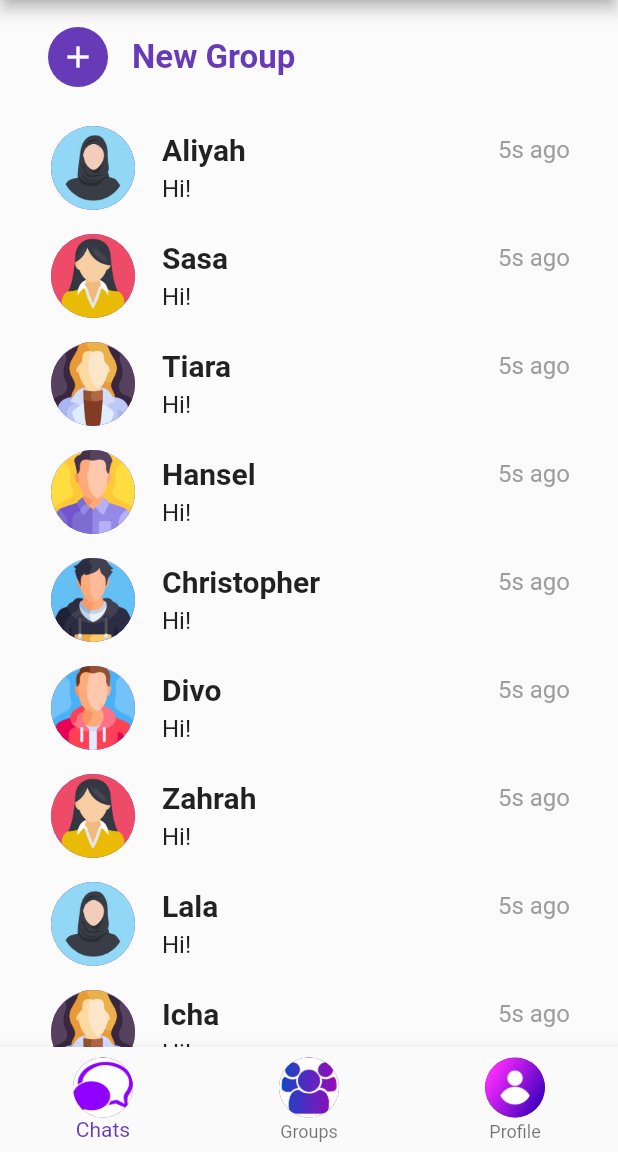
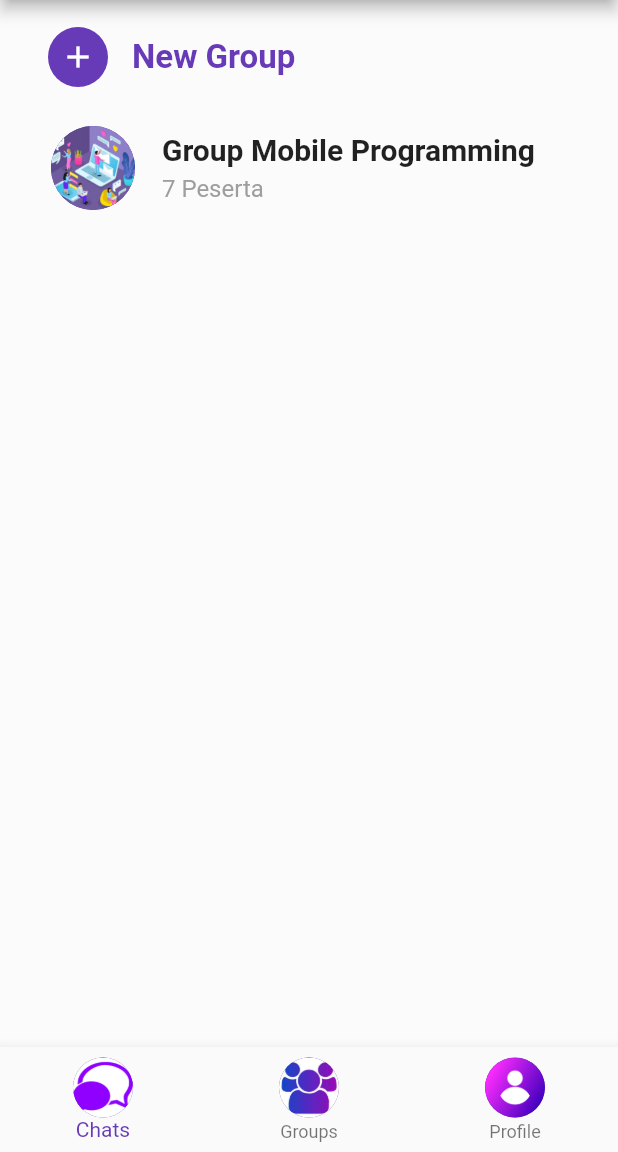
Before and after one commit to AliyahZahrah/ChatApps, a Flutter app: the HomeScreen screen opened directly, item 2 of the bottom bar chosen, on a phone screen of 412 x 824 dp, the part 84-1236 px from its top. Run offline on Flutter 3.47's test engine with Material 2 defaults, Android fonts, the phone set to English and light mode, and no system bars; our stand-ins replace audioplayers, file_picker, image_picker.

Commit message:
Membuat (search.dart, group.dart, group_screen.dart, dan groupchat_screen.dart) dan Mengedit (home_screen.dart, profile.dart, settings.dart, sidebar.dart, dan userprofile.dart)

```diff
--- a/lib/group.dart
+++ b/lib/group.dart
@@ -1,73 +1,37 @@
+class User {
+  final String username;
+  final String name;
+
+  User(this.username, this.name);
+}
+
 class Group {
-  final String name, lastchat, image, time;
+  final String name;
+  final String participants;
+  final String image;
+  final List<User> members;
 
   Group({
     required this.name,
-    required this.lastchat,
+    required this.participants,
     required this.image,
-    required this.time,
+    required this.members,
   });
 }
 
-List groupsData = [
+List<Group> groupsData = [
   Group(
-    name: "Aliyah",
-    lastchat: "Hi!",
-    image: 'assets/img/user5.jpg',
-    time: '5s ago',
-  ),
-  Group(
-    name: "Sasa",
-    lastchat: "Hi!",
-    image: 'assets/img/user4.jpg',
-    time: '5s ago',
-  ),
-  Group(
-    name: "Tiara",
-    lastchat: "Hi!",
-    image: 'assets/img/user6.jpg',
-    time: '5s ago',
-  ),
-  Group(
-    name: "Hansel",
-    lastchat: "Hi!",
-    image: 'assets/img/user1.jpg',
-    time: '5s ago',
-  ),
-  Group(
-    name: "Christopher",
-    lastchat: "Hi!",
-    image: 'assets/img/user2.jpg',
-    time: '5s ago',
-  ),
-  Group(
-    name: "Divo",
-    lastchat: "Hi!",
-    image: 'assets/img/user3.jpg',
-    time: '5s ago',
-  ),
-  Group(
-    name: "Zahrah",
-    lastchat: "Hi!",
-    image: 'assets/img/user4.jpg',
-    time: '5s ago',
-  ),
-  Group(
-    name: "Lala",
-    lastchat: "Hi!",
-    image: 'assets/img/user5.jpg',
-    time: '5s ago',
-  ),
-  Group(
-    name: "Icha",
-    lastchat: "Hi!",
-    image: 'assets/img/user6.jpg',
-    time: '5s ago',
-  ),
-  Group(
-    name: "Luna",
-    lastchat: "Hi!",
-    image: 'assets/img/user4.jpg',
-    time: '5s ago',
+    name: "Group Mobile Programming",
+    participants: "7 Peserta",
+    image: 'assets/img/groupmp.jpg',
+    members: [
+      User("aliyahz22", "Aliyah Zahrah"),
+      User("sasa", "Marcia Yanprincessa Utama"),
+      User("tiara", "Tiara Alviana"),
+      User("hansel", "Hansel Yohanes"),
+      User("christopher", "Christopher Titan"),
+      User("divo", "Divo Ardiano Kesuma Dewa"),
+      User("cindyelonora20", "Cindy Elonora")
+    ],
   ),
 ];
--- a/lib/group_screen.dart
+++ b/lib/group_screen.dart
@@ -1,11 +1,12 @@
+import 'package:chatverse/home_screen.dart';
+import 'package:chatverse/sidebar.dart';
+import 'package:flutter/material.dart';
 import 'package:chatverse/groupchat_screen.dart';
-import 'package:flutter/material.dart';
 import 'package:chatverse/group.dart';
-import 'package:chatverse/sidebar.dart';
-import 'package:chatverse/home_screen.dart';
 
 class GroupScreen extends StatefulWidget {
-  const GroupScreen({Key? key}) : super(key: key);
+  final String groupName;
+  const GroupScreen({Key? key, required this.groupName}) : super(key: key);
 
   @override
   _GroupScreenState createState() => _GroupScreenState();
@@ -89,11 +90,12 @@ class _GroupScreenState extends State<GroupScreen> {
         } else if (index == 1) {
           Navigator.of(context).push(
             MaterialPageRoute(
-              builder: (context) => const GroupScreen(),
+              builder: (context) => const GroupScreen(
+                groupName: '',
+              ), // Hapus const di sini
             ),
           );
         } else if (index == 2) {
-          // Memanggil metode _toggleSidebar saat profil diklik
           _toggleSidebar();
         }
       },
@@ -113,11 +115,12 @@ class Body extends StatelessWidget {
 
   @override
   Widget build(BuildContext context) {
-    return ListView.builder(
-      itemCount: groupsData.length + 1, // Tambahkan satu item untuk ikon tambah
+    return SafeArea(
+      child: ListView.builder(
+        physics: const NeverScrollableScrollPhysics(),
+        itemCount: groupsData.length + 1,
         itemBuilder: (context, index) {
           if (index == 0) {
-          // Item pertama adalah ikon tambah
             return Padding(
               padding: const EdgeInsets.symmetric(vertical: 10, horizontal: 16),
               child: ListTile(
@@ -137,37 +140,36 @@ class Body extends StatelessWidget {
                   ),
                 ),
                 onTap: () {
-                // Aksi ketika ikon tambah diklik
-                // Tambahkan logika untuk menambahkan kontak baru di sini
+                  // Logic when add icon is clicked
+                  // Add logic to add a new group here
                 },
               ),
             );
           } else {
-          // Item berikutnya adalah daftar kontak
-          final contactIndex =
-              index - 1; // Karena elemen pertama adalah "New Contact"
+            final groupIndex = index - 1;
+            final group = groupsData[groupIndex];
             return Padding(
               padding: const EdgeInsets.symmetric(vertical: 8, horizontal: 16),
+              child: SizedBox(
+                width: double.infinity,
                 child: ListTile(
                   leading: CircleAvatar(
                     radius: 30,
-                backgroundImage: AssetImage(groupsData[contactIndex].image),
+                    backgroundImage: AssetImage(group.image),
                   ),
                   title: Column(
                     crossAxisAlignment: CrossAxisAlignment.start,
                     children: [
-                  Row(
-                    mainAxisAlignment: MainAxisAlignment.spaceBetween,
-                    children: [
                       Text(
-                        groupsData[contactIndex].name,
+                        group.name,
                         style: const TextStyle(
                           fontSize: 20,
                           fontWeight: FontWeight.bold,
                         ),
                       ),
+                      const SizedBox(height: 5),
                       Text(
-                        groupsData[contactIndex].time,
+                        group.participants, // Menampilkan jumlah peserta
                         style: const TextStyle(
                           color: Colors.grey,
                           fontSize: 16,
@@ -175,27 +177,21 @@ class Body extends StatelessWidget {
                       ),
                     ],
                   ),
-                  const SizedBox(height: 5),
-                  Text(
-                    groupsData[contactIndex].lastchat,
-                    style: const TextStyle(fontSize: 16),
-                  ),
-                ],
-              ),
                   onTap: () {
-                // Aksi ketika kontak pesan diklik
                     Navigator.of(context).push(
                       MaterialPageRoute(
                         builder: (context) => GroupChatScreen(
-                      contactName: groupsData[contactIndex].name,
+                          groupName: group.name, // Mengirimkan nama grup
                         ),
                       ),
                     );
                   },
                 ),
+              ),
             );
           }
         },
+      ),
     );
   }
 }
--- a/lib/profile.dart
+++ b/lib/profile.dart
@@ -26,14 +26,14 @@ class ProfileScreen extends StatelessWidget {
             ),
             const SizedBox(height: 16.0),
             const Text(
-              "Cindy",
+              "Cindy Elonora",
               style: TextStyle(
                 fontSize: 24.0,
                 fontWeight: FontWeight.bold,
               ),
             ),
             const Text(
-              "cindyelonora20@gmail.com",
+              "cindyelonora20",
               style: TextStyle(
                 fontSize: 16.0,
                 color: Colors.grey,
--- a/lib/userprofile.dart
+++ b/lib/userprofile.dart
@@ -85,11 +85,11 @@ class _UserProfileState extends State<UserProfile> {
             ),
             const SizedBox(height: 16.0),
             const Text(
-              "Email",
+              "Username",
               style: TextStyle(fontSize: 16.0, fontWeight: FontWeight.bold),
             ),
             TextFormField(
-              initialValue: "cindyelonora20@gmail.com",
+              initialValue: "cindyelonora20",
               onChanged: (value) {},
             ),
             const SizedBox(height: 16.0),
```
Also changed, not shown: lib/groupchat_screen.dart (+3 -10 lines), lib/home_screen.dart (+11 -2 lines), lib/search.dart (+129 -0 lines), lib/settings.dart (+63 -17 lines), lib/sidebar.dart (+34 -10 lines), pubspec.yaml (+10 -0 lines), assets/img/groupmp.jpg (added). Lines whose indentation alone changed are shown as unchanged.
